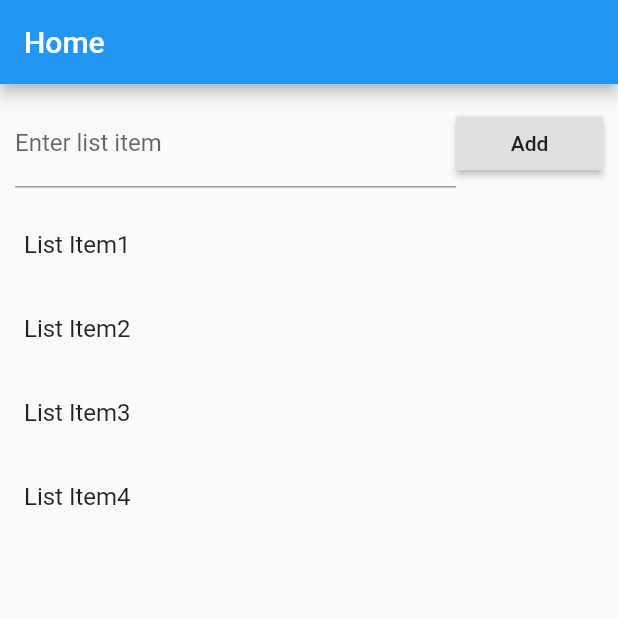
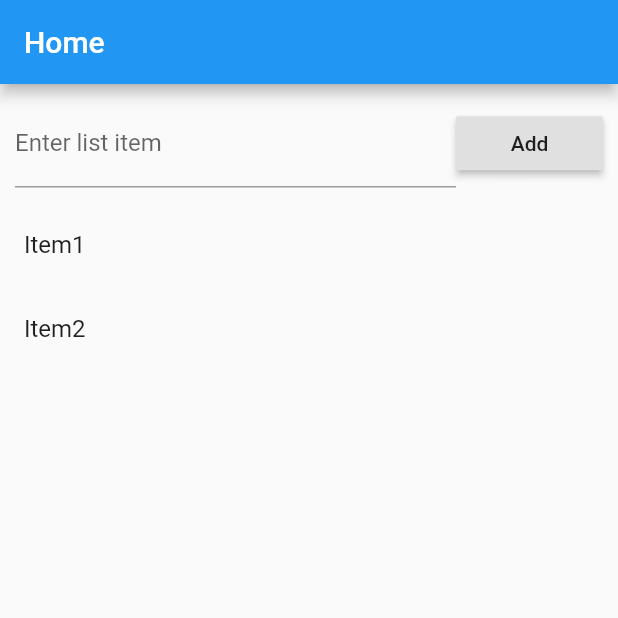
Before and after one commit to excellencetechnologies/flutter_redux_demo, a Flutter app: the screen it shows after launch, on a phone screen of 412 x 824 dp, the top half of it. Run offline on Flutter 3.47's test engine with Material 2 defaults, Android fonts, the phone set to English and light mode, and no system bars; our stand-ins replace flutter_redux, redux.

Commit message:
list view connected

```diff
--- a/lib/main.dart
+++ b/lib/main.dart
@@ -7,7 +7,8 @@ import 'package:flutter_redux_demo/redux/reducer.dart';
 
 void main() => runApp(MyApp());
 
-final store = Store<AppState>(appReducer, initialState: AppState.empty);
+final store = Store<AppState>(appReducer,
+    initialState: AppState.fromList(List.from(["Item1", "Item2"])));
 
 class MyApp extends StatelessWidget {
   // This widget is the root of your application.
--- a/lib/redux/app_state.dart
+++ b/lib/redux/app_state.dart
@@ -6,5 +6,8 @@ class AppState {
   static var empty = AppState(new List());
 
   AppState(this.items);
+  AppState.fromList(List<String> list) {
+    this.items = list.map((f) => new Item(f)).toList();
+  }
   AppState.fromItems(this.items);
 }
--- a/lib/widget/list.dart
+++ b/lib/widget/list.dart
@@ -1,16 +1,22 @@
 import 'package:flutter/material.dart';
+import 'package:flutter_redux/flutter_redux.dart';
+import 'package:flutter_redux_demo/models/item.dart';
+import 'package:flutter_redux_demo/redux/app_state.dart';
 
 class ListWidget extends StatelessWidget {
-  final List<String> data = ["List Item1", "List Item2", "List Item3", "List Item4"];
-
   @override
   Widget build(BuildContext context) {
-    return ListView.builder(
-        itemCount: data.length,
-        itemBuilder: (context, index) {
-          return ListTile(
-            title: Text('${data[index]}'),
-          );
-        });
+    return StoreConnector<AppState, List<Item>>(
+      converter: (store) => store.state.items,
+      builder: (BuildContext context, List<Item> list) {
+        return ListView.builder(
+            itemCount: list.length,
+            itemBuilder: (context, index) {
+              return ListTile(
+                title: Text('${list[index].text}'),
+              );
+            });
+      },
+    );
   }
 }
```
